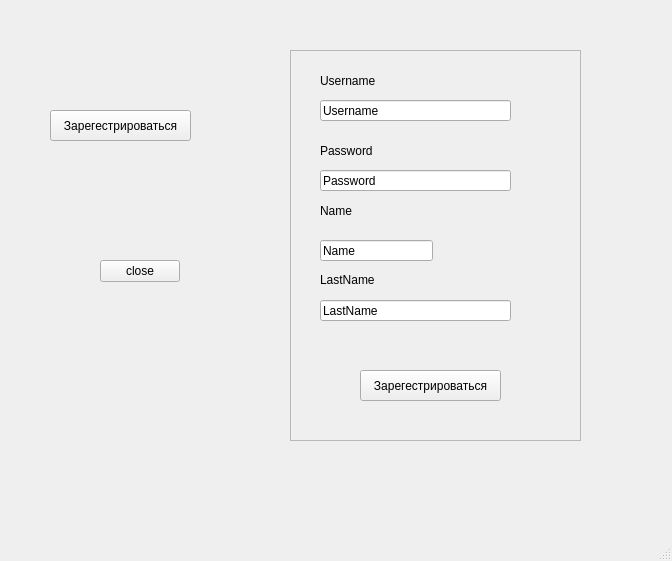
Above: Qt_tests/mainwindow.ui from dedseccoder/MusicXBackend before the change. Below: the same form after it.
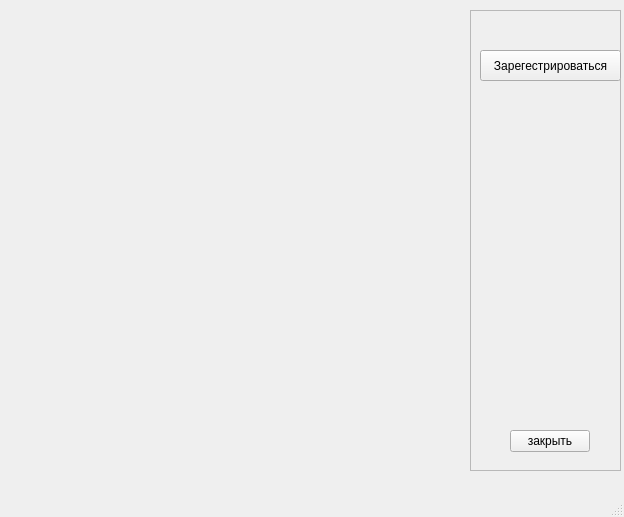
That is the form after the change.

Commit message: New sing up window

Patch:
```diff
--- a/Qt_tests/mainwindow.ui
+++ b/Qt_tests/mainwindow.ui
@@ -6,34 +6,21 @@
    <rect>
     <x>0</x>
     <y>0</y>
-    <width>672</width>
-    <height>561</height>
+    <width>624</width>
+    <height>517</height>
    </rect>
   </property>
   <property name="windowTitle">
    <string>MainWindow</string>
   </property>
   <widget class="QWidget" name="centralwidget">
-   <widget class="QPushButton" name="close">
-    <property name="geometry">
-     <rect>
-      <x>100</x>
-      <y>260</y>
-      <width>80</width>
-      <height>22</height>
-     </rect>
-    </property>
-    <property name="text">
-     <string>close</string>
-    </property>
-   </widget>
    <widget class="QFrame" name="frame">
     <property name="geometry">
      <rect>
-      <x>290</x>
-      <y>50</y>
-      <width>291</width>
-      <height>391</height>
+      <x>470</x>
+      <y>10</y>
+      <width>151</width>
+      <height>461</height>
      </rect>
     </property>
     <property name="frameShape">
@@ -42,115 +29,11 @@
     <property name="frameShadow">
      <enum>QFrame::Raised</enum>
     </property>
-    <widget class="QLabel" name="Username">
+    <widget class="QPushButton" name="Sing_In">
      <property name="geometry">
       <rect>
-       <x>30</x>
-       <y>20</y>
-       <width>91</width>
-       <height>21</height>
-      </rect>
-     </property>
-     <property name="text">
-      <string>Username</string>
-     </property>
-    </widget>
-    <widget class="QLineEdit" name="UsernameInput">
-     <property name="geometry">
-      <rect>
-       <x>30</x>
-       <y>50</y>
-       <width>191</width>
-       <height>21</height>
-      </rect>
-     </property>
-     <property name="text">
-      <string>Username</string>
-     </property>
-    </widget>
-    <widget class="QLabel" name="Password">
-     <property name="geometry">
-      <rect>
-       <x>30</x>
-       <y>90</y>
-       <width>91</width>
-       <height>21</height>
-      </rect>
-     </property>
-     <property name="text">
-      <string>Password</string>
-     </property>
-    </widget>
-    <widget class="QLineEdit" name="PasswordInput">
-     <property name="geometry">
-      <rect>
-       <x>30</x>
-       <y>120</y>
-       <width>191</width>
-       <height>21</height>
-      </rect>
-     </property>
-     <property name="text">
-      <string>Password</string>
-     </property>
-    </widget>
-    <widget class="QLabel" name="Name">
-     <property name="geometry">
-      <rect>
-       <x>30</x>
-       <y>150</y>
-       <width>181</width>
-       <height>21</height>
-      </rect>
-     </property>
-     <property name="text">
-      <string>Name</string>
-     </property>
-    </widget>
-    <widget class="QLineEdit" name="NameInput">
-     <property name="geometry">
-      <rect>
-       <x>30</x>
-       <y>190</y>
-       <width>113</width>
-       <height>21</height>
-      </rect>
-     </property>
-     <property name="text">
-      <string>Name</string>
-     </property>
-    </widget>
-    <widget class="QLabel" name="LastName">
-     <property name="geometry">
-      <rect>
-       <x>30</x>
-       <y>220</y>
-       <width>191</width>
-       <height>20</height>
-      </rect>
-     </property>
-     <property name="text">
-      <string>LastName</string>
-     </property>
-    </widget>
-    <widget class="QLineEdit" name="LastNameInput">
-     <property name="geometry">
-      <rect>
-       <x>30</x>
-       <y>250</y>
-       <width>191</width>
-       <height>21</height>
-      </rect>
-     </property>
-     <property name="text">
-      <string>LastName</string>
-     </property>
-    </widget>
-    <widget class="QPushButton" name="Sing_In2">
-     <property name="geometry">
-      <rect>
-       <x>70</x>
-       <y>320</y>
+       <x>10</x>
+       <y>40</y>
        <width>141</width>
        <height>31</height>
       </rect>
@@ -159,19 +42,19 @@
       <string>Зарегестрироваться</string>
      </property>
     </widget>
-   </widget>
-   <widget class="QPushButton" name="Sing_In">
-    <property name="geometry">
-     <rect>
-      <x>50</x>
-      <y>110</y>
-      <width>141</width>
-      <height>31</height>
-     </rect>
-    </property>
-    <property name="text">
-     <string>Зарегестрироваться</string>
-    </property>
+    <widget class="QPushButton" name="close">
+     <property name="geometry">
+      <rect>
+       <x>40</x>
+       <y>420</y>
+       <width>80</width>
+       <height>22</height>
+      </rect>
+     </property>
+     <property name="text">
+      <string>закрыть</string>
+     </property>
+    </widget>
    </widget>
   </widget>
   <widget class="QMenuBar" name="menubar">
```
Left out of the diff: 21 changed lines with no effect on the pictures. The commit also changes 6 other files.
